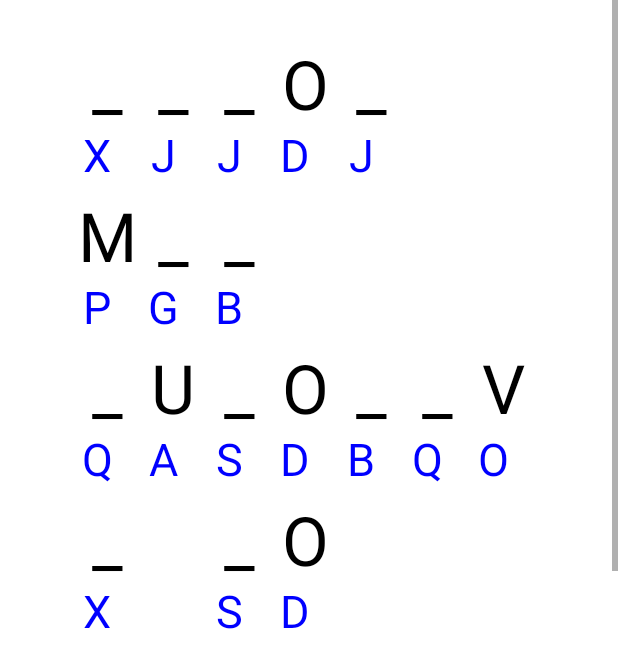
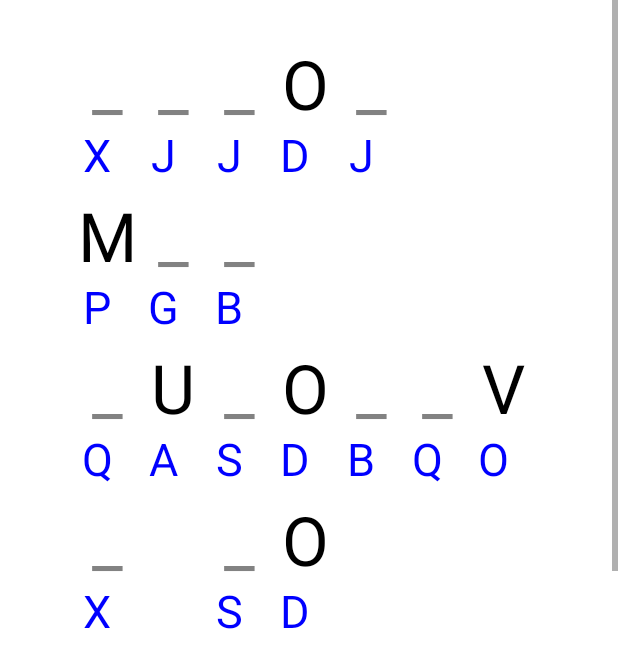
Before and after one commit to Laiqeua/w_rds_pp, an Android app: the GameFragment screen opened directly, with no data from a screen before it, on a phone screen of 412 x 824 dp. Shown: the part 134-794 px from the top of the screen. Run offline under Robolectric (Android 15) with nearby library versions, the phone set to English and light mode, and no system bars; our stand-ins replace Room's generated code.

Commit message:
filled characters are distinguable from fixed characters

```diff
--- a/app/src/main/java/com/example/w_rds_pp/GMView.kt
+++ b/app/src/main/java/com/example/w_rds_pp/GMView.kt
@@ -37,11 +37,12 @@ data class GMTheme(
     val xMargin: Float = 77f,
     val majorMinorYSpace: Float = 2f,
     val charSpace: Float = 6f,
-    val majorCharColor: Int = Color.BLACK,
+    val majorCharColor: Int = Color.rgb(130, 130, 130),
     val minorCharColor: Int = Color.BLUE,
     val majorDefaultHLCharColor: Int = Color.RED,
     val majorHLCharColors: Map<GMHighlightCategoryID, Int> = mapOf(
-        GMHLDefCatID.CURRENT to Color.RED
+        GMHLDefCatID.CURRENT to Color.RED,
+        GMHLDefCatID.SET_FIXED to Color.BLACK
     ),
 )
 
@@ -49,6 +50,7 @@ typealias GMHighlightCategoryID = String
 
 object GMHLDefCatID {
     const val CURRENT: String = "current"
+    const val SET_FIXED: String = "fixed"
 }
 
 class GMView(context: Context, attrs: AttributeSet) : View(context, attrs) {
--- a/app/src/main/java/com/example/w_rds_pp/GameFragment.kt
+++ b/app/src/main/java/com/example/w_rds_pp/GameFragment.kt
@@ -69,6 +69,7 @@ class GameFragment : Fragment() {
         keyboardView.animationScope = lifecycleScope
 
         updateTimerView()
+        setFixedLetterOnGMView()
 
         return v
     }
@@ -157,6 +158,13 @@ class GameFragment : Fragment() {
         timerView.text = timerFormatter(gs.howLongIsBeingSolvedSec)
     }
 
+    private fun setFixedLetterOnGMView() {
+        val fixedCharIndexes = gm
+            .filter { it.major != '_' && !gs.lettersToGuess.contains(it.major) }
+            .map { it.i }.toSet()
+        gmView.changeHLIdWithCriteria(GMHLDefCatID.SET_FIXED) { fixedCharIndexes.contains(it.i) }
+    }
+
     companion object {
         val TAG: String = GameFragment::class.java.name
 
```
